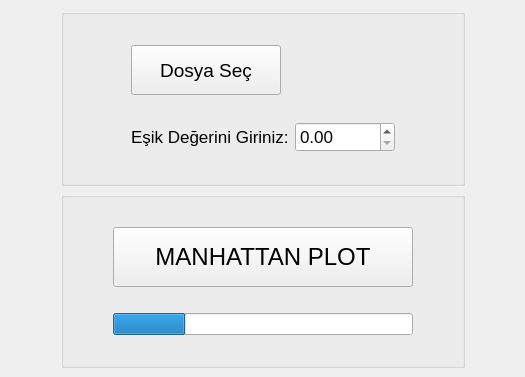
Above: manPlot.ui from Zeynep012/manhattan_plot_uygulamasi before the change. Below: the same form after it.
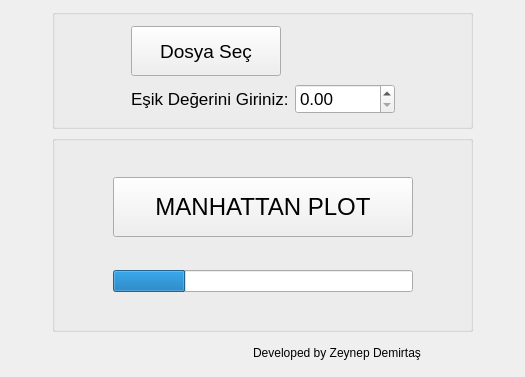
That is the form after the change.

Diff of the .ui file:
```diff
--- a/manPlot.ui
+++ b/manPlot.ui
@@ -27,104 +27,14 @@
   </property>
   <widget class="QWidget" name="centralwidget">
    <layout class="QGridLayout" name="gridLayout_3">
-    <item row="0" column="1">
-     <widget class="QGroupBox" name="groupBox_2">
-      <property name="title">
-       <string/>
-      </property>
-      <layout class="QHBoxLayout" name="horizontalLayout">
-       <item>
-        <layout class="QGridLayout" name="gridLayout">
-         <item row="1" column="2">
-          <widget class="QDoubleSpinBox" name="EsikDegeri">
-           <property name="minimumSize">
-            <size>
-             <width>100</width>
-             <height>30</height>
-            </size>
-           </property>
-           <property name="maximumSize">
-            <size>
-             <width>100</width>
-             <height>30</height>
-            </size>
-           </property>
-           <property name="font">
-            <font>
-             <pointsize>13</pointsize>
-            </font>
-           </property>
-          </widget>
-         </item>
-         <item row="1" column="0">
-          <spacer name="horizontalSpacer_7">
-           <property name="orientation">
-            <enum>Qt::Horizontal</enum>
-           </property>
-           <property name="sizeHint" stdset="0">
-            <size>
-             <width>40</width>
-             <height>20</height>
-            </size>
-           </property>
-          </spacer>
-         </item>
-         <item row="1" column="1">
-          <widget class="QLabel" name="label">
-           <property name="font">
-            <font>
-             <pointsize>13</pointsize>
-            </font>
-           </property>
-           <property name="text">
-            <string>Eşik Değerini Giriniz:</string>
-           </property>
-          </widget>
-         </item>
-         <item row="1" column="3">
-          <spacer name="horizontalSpacer_8">
-           <property name="orientation">
-            <enum>Qt::Horizontal</enum>
-           </property>
-           <property name="sizeHint" stdset="0">
-            <size>
-             <width>40</width>
-             <height>20</height>
-            </size>
-           </property>
-          </spacer>
-         </item>
-         <item row="0" column="1">
-          <widget class="QPushButton" name="Aktar">
-           <property name="minimumSize">
-            <size>
-             <width>150</width>
-             <height>50</height>
-            </size>
-           </property>
-           <property name="maximumSize">
-            <size>
-             <width>150</width>
-             <height>50</height>
-            </size>
-           </property>
-           <property name="font">
-            <font>
-             <pointsize>14</pointsize>
-            </font>
-           </property>
-           <property name="text">
-            <string>Dosya Seç</string>
-           </property>
-          </widget>
-         </item>
-        </layout>
-       </item>
-      </layout>
-     </widget>
-    </item>
-    <item row="1" column="1">
+    <item row="1" column="2">
      <widget class="QGroupBox" name="groupBox">
+      <property name="minimumSize">
+       <size>
+        <width>100</width>
+        <height>0</height>
+       </size>
+      </property>
       <property name="title">
        <string/>
       </property>
@@ -195,8 +105,157 @@
       </layout>
      </widget>
     </item>
-    <item row="1" column="0">
-     <spacer name="horizontalSpacer_3">
+    <item row="0" column="2">
+     <widget class="QGroupBox" name="groupBox_2">
+      <property name="minimumSize">
+       <size>
+        <width>421</width>
+        <height>120</height>
+       </size>
+      </property>
+      <property name="maximumSize">
+       <size>
+        <width>421</width>
+        <height>120</height>
+       </size>
+      </property>
+      <property name="title">
+       <string/>
+      </property>
+      <layout class="QHBoxLayout" name="horizontalLayout">
+       <item>
+        <layout class="QGridLayout" name="gridLayout">
+         <item row="1" column="2">
+          <widget class="QDoubleSpinBox" name="EsikDegeri">
+           <property name="minimumSize">
+            <size>
+             <width>100</width>
+             <height>30</height>
+            </size>
+           </property>
+           <property name="maximumSize">
+            <size>
+             <width>100</width>
+             <height>30</height>
+            </size>
+           </property>
+           <property name="font">
+            <font>
+             <pointsize>13</pointsize>
+            </font>
+           </property>
+          </widget>
+         </item>
+         <item row="1" column="0">
+          <spacer name="horizontalSpacer_7">
+           <property name="orientation">
+            <enum>Qt::Horizontal</enum>
+           </property>
+           <property name="sizeHint" stdset="0">
+            <size>
+             <width>40</width>
+             <height>20</height>
+            </size>
+           </property>
+          </spacer>
+         </item>
+         <item row="1" column="1">
+          <widget class="QLabel" name="label">
+           <property name="font">
+            <font>
+             <pointsize>13</pointsize>
+            </font>
+           </property>
+           <property name="text">
+            <string>Eşik Değerini Giriniz:</string>
+           </property>
+          </widget>
+         </item>
+         <item row="1" column="3">
+          <spacer name="horizontalSpacer_8">
+           <property name="orientation">
+            <enum>Qt::Horizontal</enum>
+           </property>
+           <property name="sizeHint" stdset="0">
+            <size>
+             <width>40</width>
+             <height>20</height>
+            </size>
+           </property>
+          </spacer>
+         </item>
+         <item row="0" column="1">
+          <widget class="QPushButton" name="Aktar">
+           <property name="minimumSize">
+            <size>
+             <width>150</width>
+             <height>50</height>
+            </size>
+           </property>
+           <property name="maximumSize">
+            <size>
+             <width>150</width>
+             <height>50</height>
+            </size>
+           </property>
+           <property name="font">
+            <font>
+             <pointsize>14</pointsize>
+            </font>
+           </property>
+           <property name="text">
+            <string>Dosya Seç</string>
+           </property>
+          </widget>
+         </item>
+        </layout>
+       </item>
+      </layout>
+     </widget>
+    </item>
+    <item row="2" column="2">
+     <layout class="QHBoxLayout" name="horizontalLayout_2">
+      <item>
+       <spacer name="horizontalSpacer">
+        <property name="orientation">
+         <enum>Qt::Horizontal</enum>
+        </property>
+        <property name="sizeHint" stdset="0">
+         <size>
+          <width>40</width>
+          <height>20</height>
+         </size>
+        </property>
+       </spacer>
+      </item>
+      <item>
+       <widget class="QLabel" name="label_2">
+        <property name="minimumSize">
+         <size>
+          <width>220</width>
+          <height>30</height>
+         </size>
+        </property>
+        <property name="maximumSize">
+         <size>
+          <width>220</width>
+          <height>30</height>
+         </size>
+        </property>
+        <property name="font">
+         <font>
+          <pointsize>9</pointsize>
+         </font>
+        </property>
+        <property name="text">
+         <string>Developed by Zeynep Demirtaş</string>
+        </property>
+       </widget>
+      </item>
+     </layout>
+    </item>
+    <item row="0" column="3">
+     <spacer name="horizontalSpacer_4">
       <property name="orientation">
        <enum>Qt::Horizontal</enum>
       </property>
@@ -208,8 +267,8 @@
       </property>
      </spacer>
     </item>
-    <item row="1" column="2">
-     <spacer name="horizontalSpacer_4">
+    <item row="0" column="0">
+     <spacer name="horizontalSpacer_3">
       <property name="orientation">
        <enum>Qt::Horizontal</enum>
       </property>
```
Left out of the diff: 2 changed lines with no effect on the pictures.
